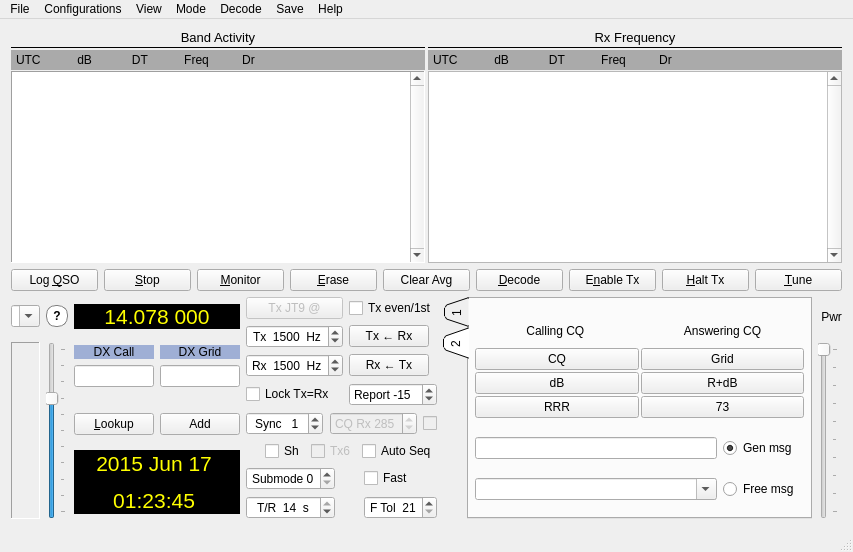
Before: the Qt Designer form mainwindow.ui in saitohirga/WSJT-X, drawn with Qt 5.
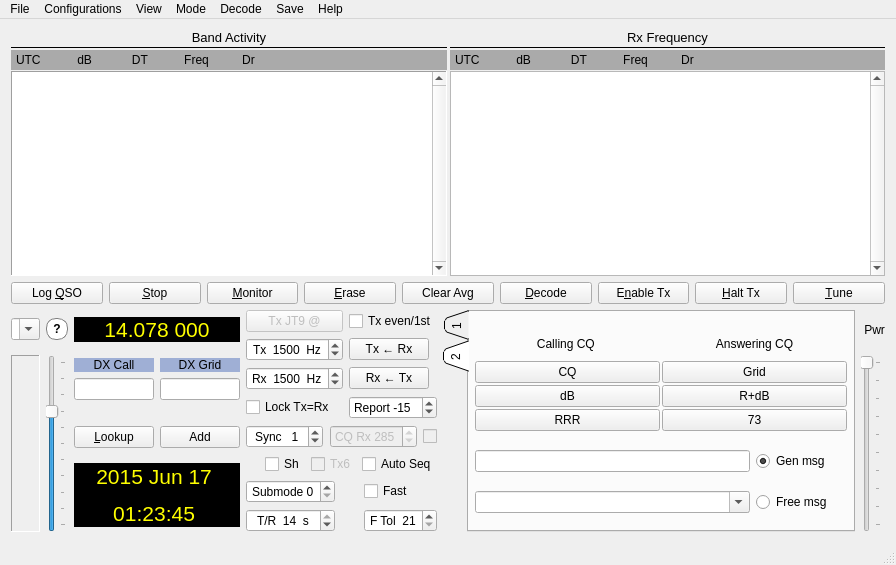
After: the same form once the commit is applied. Custom widgets are drawn as their Qt base class.

```diff
--- a/mainwindow.ui
+++ b/mainwindow.ui
@@ -2,6 +2,14 @@
 <ui version="4.0">
  <class>MainWindow</class>
  <widget class="QMainWindow" name="MainWindow">
+  <property name="geometry">
+   <rect>
+    <x>0</x>
+    <y>0</y>
+    <width>896</width>
+    <height>565</height>
+   </rect>
+  </property>
   <property name="windowTitle">
    <string>WSJT-X   by K1JT</string>
   </property>
@@ -2331,6 +2339,14 @@
    </layout>
   </widget>
   <widget class="QMenuBar" name="menuBar">
+   <property name="geometry">
+    <rect>
+     <x>0</x>
+     <y>0</y>
+     <width>896</width>
+     <height>21</height>
+    </rect>
+   </property>
    <widget class="QMenu" name="menuFile">
     <property name="title">
      <string>File</string>
```
Left out of the diff: 9 changed lines with no effect on the pictures.
